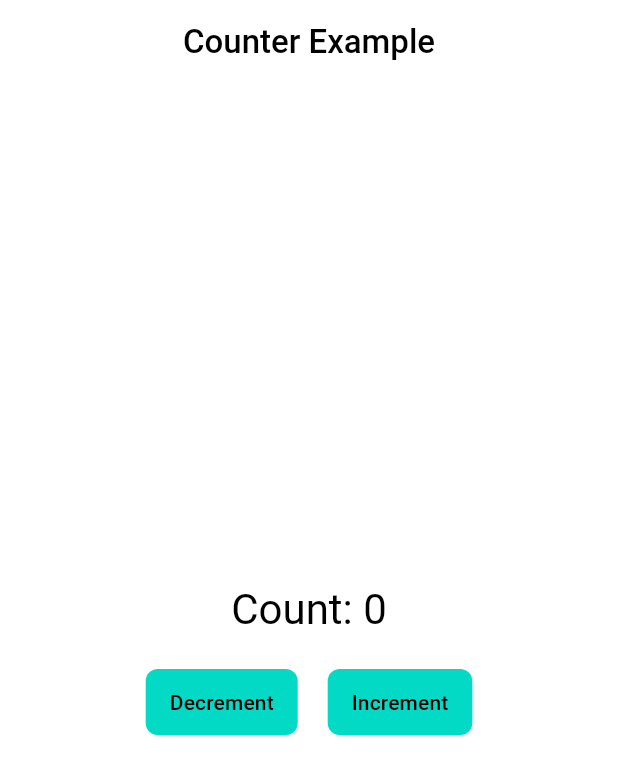
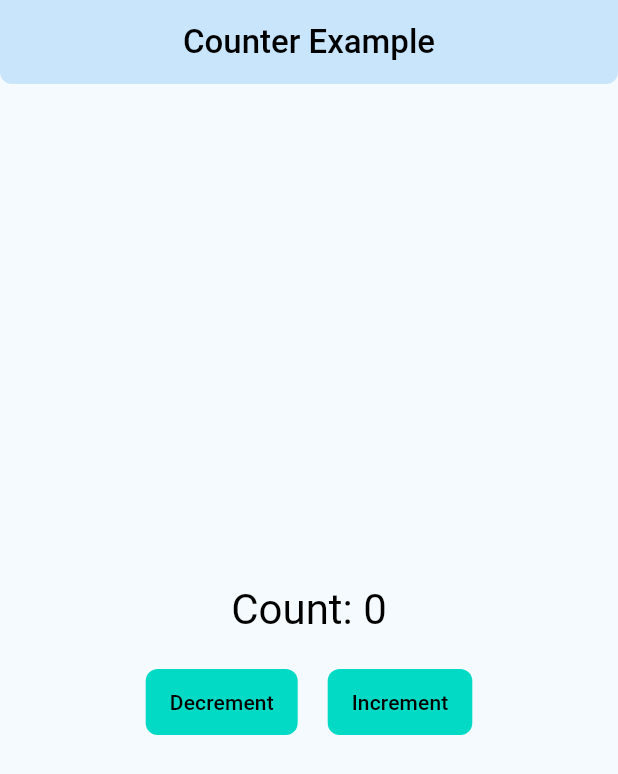
Before and after one commit to fabiobends/cribe, a Flutter app: the screen it shows after launch, on a phone screen of 412 x 824 dp. Shown: the top 774 px of the screen. Run offline on Flutter 3.47's test engine with Material 3 defaults, Android fonts, the phone set to English and light mode, and no system bars.

Commit message:
fix: update color scheme

```diff
--- a/lib/ui/core/themes/color_utils.dart
+++ b/lib/ui/core/themes/color_utils.dart
@@ -8,9 +8,9 @@ class ColorUtils {
     final f = 1 - percent / 100;
     return Color.fromARGB(
       (color.a * 255).round(),
-      255 * (color.r + ((1 - color.r) * f)).round(),
-      255 * (color.g + ((1 - color.g) * f)).round(),
-      255 * (color.b + ((1 - color.b) * f)).round(),
+      (color.r * 255 + ((255 - color.r * 255) * f)).round(),
+      (color.g * 255 + ((255 - color.g * 255) * f)).round(),
+      (color.b * 255 + ((255 - color.b * 255) * f)).round(),
     );
   }
 
@@ -66,11 +66,11 @@ class ColorUtils {
         onPrimary: getContrastingColor(primaryColor),
         secondary: secondaryColor,
         onSecondary: getContrastingColor(secondaryColor),
-        surface: lighten(primaryColor, 20),
+        surface: lighten(primaryColor, 5),
         onSurface: getContrastingColor(lighten(primaryColor, 95)),
         // Using surface instead of background as per deprecation notice
-        surfaceDim: lighten(primaryColor, 30),
-        surfaceBright: lighten(primaryColor, 40),
+        surfaceDim: lighten(primaryColor, 15),
+        surfaceBright: lighten(primaryColor, 25),
         onSurfaceVariant: getContrastingColor(lighten(primaryColor, 98)),
         error: Colors.red,
         outline: darken(primaryColor, 30),
```
